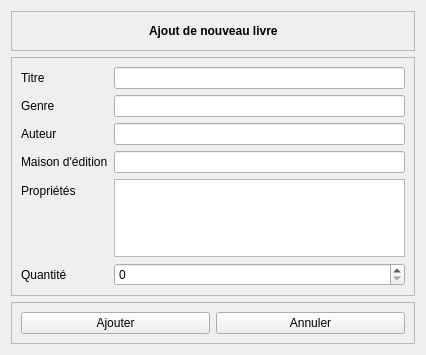
This is ajoutlivreform.ui in Totelof10/biblio as Qt 5 draws it before an edit. The edited form follows.
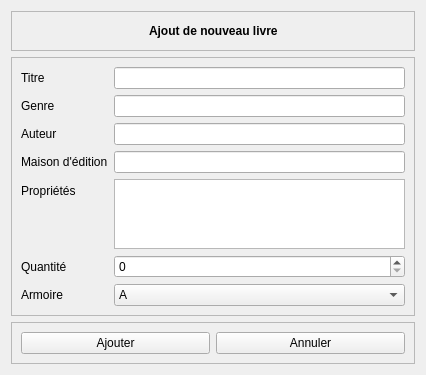
This is the edited form.

Diff of the .ui file:
```diff
--- a/ajoutlivreform.ui
+++ b/ajoutlivreform.ui
@@ -133,6 +133,37 @@
       <item row="5" column="1">
        <widget class="QSpinBox" name="spinBoxQuantite"/>
       </item>
+      <item row="6" column="0">
+       <widget class="QLabel" name="label_8">
+        <property name="text">
+         <string>Armoire</string>
+        </property>
+       </widget>
+      </item>
+      <item row="6" column="1">
+       <widget class="QComboBox" name="comboBoxArmoire">
+        <item>
+         <property name="text">
+          <string>A</string>
+         </property>
+        </item>
+        <item>
+         <property name="text">
+          <string>B</string>
+         </property>
+        </item>
+        <item>
+         <property name="text">
+          <string>C</string>
+         </property>
+        </item>
+        <item>
+         <property name="text">
+          <string>D</string>
+         </property>
+        </item>
+       </widget>
+      </item>
      </layout>
     </widget>
    </item>
```
